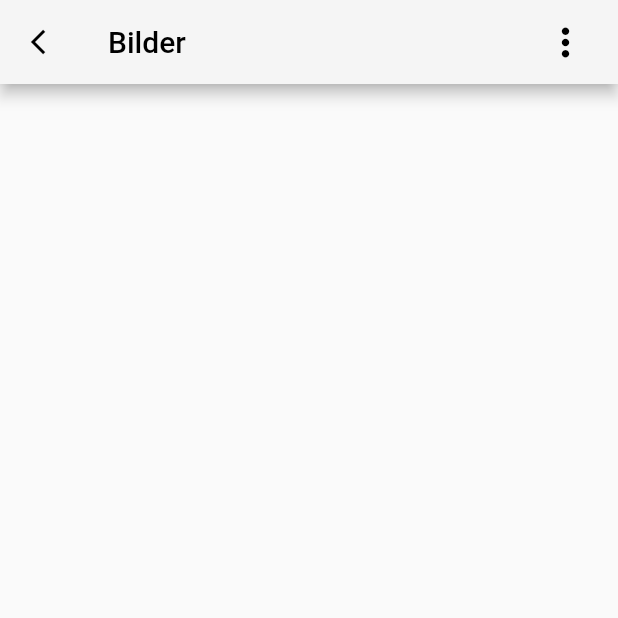
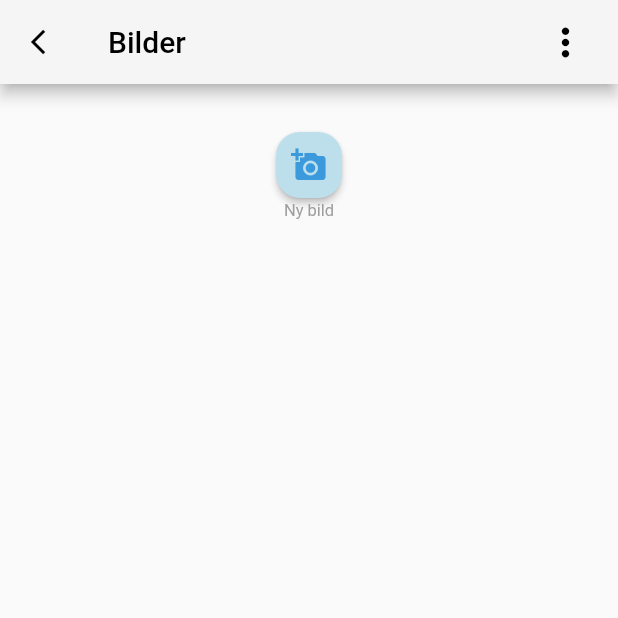
Before and after one commit to CowboyArtist/AgileProject23, a Flutter app: the screen it shows after launch, on a phone screen of 412 x 824 dp, the top half of it. Run offline on Flutter 3.47's test engine with Material 2 defaults, Android fonts, the light colour scheme and no system bars.

Commit message:
Task 1.3.2, created myButton.dart

```diff
--- a/sjovikvass_app/lib/main.dart
+++ b/sjovikvass_app/lib/main.dart
@@ -14,7 +14,6 @@ class MyApp extends StatelessWidget {
       debugShowCheckedModeBanner: false,
       theme: ThemeData(
         primaryColor: MyColors.primary,
-        //visualDensity: VisualDensity.adaptivePlatformDensity,
       ),
       home: BoatImages(),
     );
--- a/sjovikvass_app/lib/screens/boatImages/boatImages.dart
+++ b/sjovikvass_app/lib/screens/boatImages/boatImages.dart
@@ -1,7 +1,7 @@
 import 'package:flutter/material.dart';
+import 'package:sjovikvass_app/styles/commonWidgets/myButton.dart';
 import 'package:sjovikvass_app/styles/my_colors.dart';
 import 'package:sjovikvass_app/styles/commonWidgets/detailAppBar.dart';
-
 
 class BoatImages extends StatefulWidget {
   @override
@@ -9,12 +9,28 @@ class BoatImages extends StatefulWidget {
 }
 
 class _BoatImagesState extends State<BoatImages> {
-
-
   @override
   Widget build(BuildContext context) {
     return Scaffold(
       appBar: DetailAppBar.buildAppBar('Bilder'),
+      body: Container(
+        child: Stack(
+          children: <Widget>[
+            Row(
+              mainAxisAlignment: MainAxisAlignment.center,
+              children: <Widget>[
+                MyButton.smallButton(
+                  Icon(
+                    Icons.add_a_photo,
+                    color: MyColors.primary,
+                  ),
+                  'Ny bild',
+                ),
+              ],
+            ),
+          ],
+        ),
+      ),
     );
   }
 }
--- /dev/null
+++ b/sjovikvass_app/lib/styles/commonWidgets/myButton.dart
@@ -0,0 +1,32 @@
+import 'package:flutter/material.dart';
+import 'package:sjovikvass_app/styles/my_colors.dart';
+
+class MyButton {
+  static Column smallButton(Icon icon, String label) {
+    return Column(
+      mainAxisAlignment: MainAxisAlignment.start,
+      children: <Widget>[
+        SizedBox(height: 30.0),
+        ButtonTheme(
+          minWidth: 30.0,
+          height: 30.0,
+          child: RaisedButton(
+            color: MyColors.lightBlue,
+            child: icon,
+            shape: RoundedRectangleBorder(
+                borderRadius: BorderRadius.all(Radius.circular(16.0))),
+            padding: EdgeInsets.all(10.0),
+            onPressed: () => print(label),
+          ),
+        ),
+        Text(
+          label,
+          style: TextStyle(
+            color: Colors.grey,
+            fontSize: 11.0,
+          ),
+        ),
+      ],
+    );
+  }
+}
--- a/sjovikvass_app/lib/styles/my_colors.dart
+++ b/sjovikvass_app/lib/styles/my_colors.dart
@@ -3,5 +3,5 @@ import 'package:flutter/material.dart';
 class MyColors {
   static Color primary = Color(0xFF3C99DB);
   static Color backgroundLight = Color(0xFFF5F5F5);
-  static Color lightBlue = Color(0xFFEAF3FA);
+  static Color lightBlue = Color(0xFFBCDFEB);
 }
```
